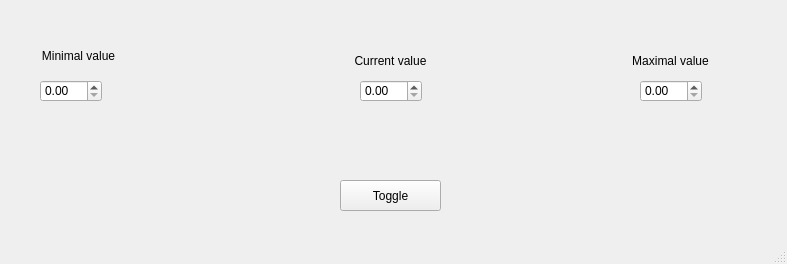
Old version of the form Application/mainwindow.ui in the repository Elgrush/PS-MIOIT-.
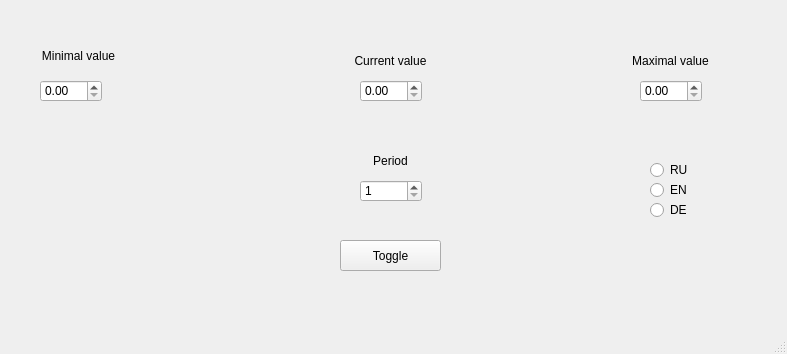
New version of the form.

The edit to the form file:
```diff
--- a/Application/mainwindow.ui
+++ b/Application/mainwindow.ui
@@ -7,7 +7,7 @@
     <x>0</x>
     <y>0</y>
     <width>787</width>
-    <height>264</height>
+    <height>354</height>
    </rect>
   </property>
   <property name="windowTitle">
@@ -57,7 +57,7 @@
     <property name="geometry">
      <rect>
       <x>340</x>
-      <y>180</y>
+      <y>240</y>
       <width>101</width>
       <height>31</height>
      </rect>
@@ -114,6 +114,80 @@
      <set>Qt::AlignCenter</set>
     </property>
    </widget>
+   <widget class="QDoubleSpinBox" name="cPeriod">
+    <property name="geometry">
+     <rect>
+      <x>360</x>
+      <y>180</y>
+      <width>62</width>
+      <height>22</height>
+     </rect>
+    </property>
+    <property name="decimals">
+     <number>0</number>
+    </property>
+    <property name="minimum">
+     <double>1.000000000000000</double>
+    </property>
+    <property name="maximum">
+     <double>256.000000000000000</double>
+    </property>
+   </widget>
+   <widget class="QLabel" name="labelCV_2">
+    <property name="geometry">
+     <rect>
+      <x>320</x>
+      <y>140</y>
+      <width>141</width>
+      <height>41</height>
+     </rect>
+    </property>
+    <property name="text">
+     <string>Period</string>
+    </property>
+    <property name="alignment">
+     <set>Qt::AlignCenter</set>
+    </property>
+   </widget>
+   <widget class="QRadioButton" name="ru">
+    <property name="geometry">
+     <rect>
+      <x>650</x>
+      <y>160</y>
+      <width>89</width>
+      <height>20</height>
+     </rect>
+    </property>
+    <property name="text">
+     <string>RU</string>
+    </property>
+   </widget>
+   <widget class="QRadioButton" name="en">
+    <property name="geometry">
+     <rect>
+      <x>650</x>
+      <y>180</y>
+      <width>89</width>
+      <height>20</height>
+     </rect>
+    </property>
+    <property name="text">
+     <string>EN</string>
+    </property>
+   </widget>
+   <widget class="QRadioButton" name="de">
+    <property name="geometry">
+     <rect>
+      <x>650</x>
+      <y>200</y>
+      <width>89</width>
+      <height>20</height>
+     </rect>
+    </property>
+    <property name="text">
+     <string>DE</string>
+    </property>
+   </widget>
   </widget>
   <widget class="QMenuBar" name="menubar">
    <property name="geometry">
```
